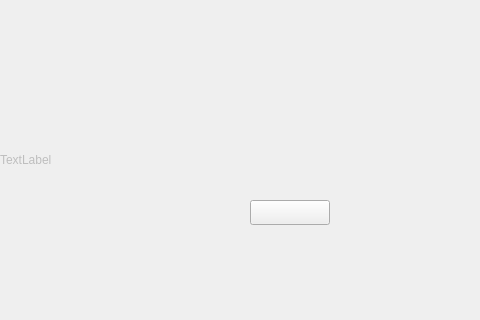
Qt form game_begin.ui (whocare-no/Game_Defense) before a commit.
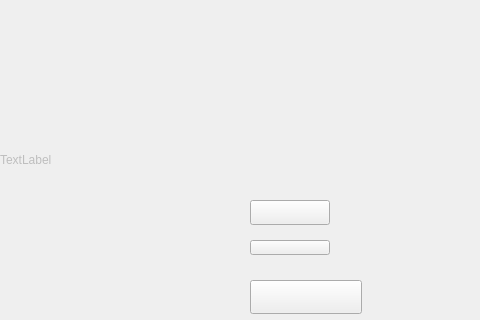
The same form after that commit.

Patch:
```diff
--- a/game_begin.ui
+++ b/game_begin.ui
@@ -87,6 +87,32 @@
     </size>
    </property>
   </widget>
+  <widget class="QPushButton" name="quit">
+   <property name="geometry">
+    <rect>
+     <x>250</x>
+     <y>240</y>
+     <width>80</width>
+     <height>15</height>
+    </rect>
+   </property>
+   <property name="text">
+    <string/>
+   </property>
+  </widget>
+  <widget class="QPushButton" name="hard">
+   <property name="geometry">
+    <rect>
+     <x>250</x>
+     <y>280</y>
+     <width>112</width>
+     <height>34</height>
+    </rect>
+   </property>
+   <property name="text">
+    <string/>
+   </property>
+  </widget>
  </widget>
  <resources/>
  <connections/>
```
